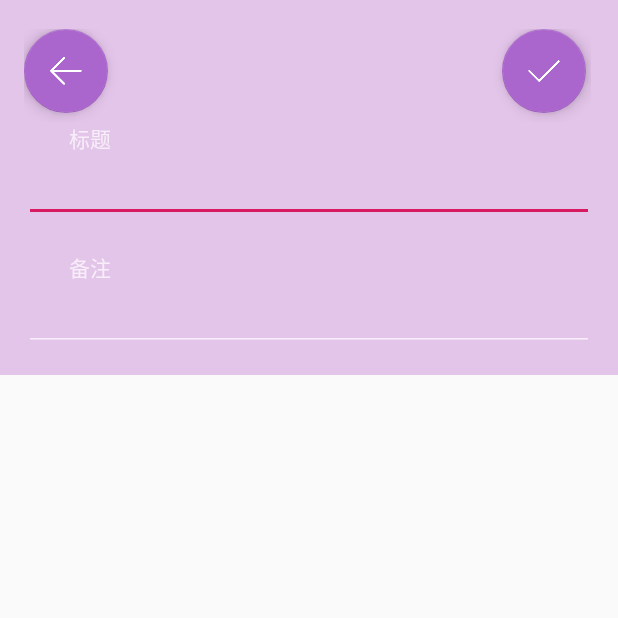
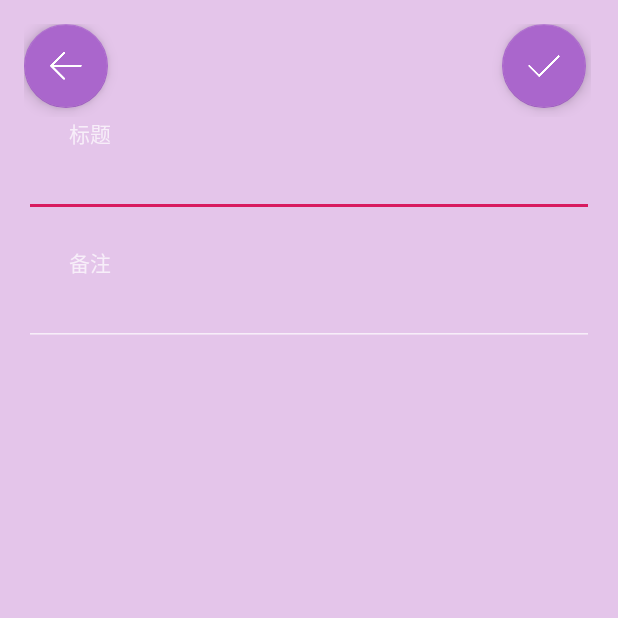
Before and after one commit to Uzumaki1010/iTime, an Android app: the AddNewActivity screen opened directly, with no data from a screen before it, on a phone screen of 412 x 824 dp, the top half of it. Run offline under Robolectric (Android 15) with nearby library versions, the phone set to English and light mode, and no system bars.

Commit message:
更新了一下AddNewActivity的页面

```diff
--- a/app/src/main/res/layout/activity_add_new.xml
+++ b/app/src/main/res/layout/activity_add_new.xml
@@ -2,8 +2,9 @@
 
 <LinearLayout xmlns:android="http://schemas.android.com/apk/res/android"
     xmlns:app="http://schemas.android.com/apk/res-auto"
+    xmlns:tools="http://schemas.android.com/tools"
     android:layout_width="match_parent"
-    android:layout_height="250dp"
+    android:layout_height="match_parent"
     android:background="@color/colorPrimary"
     android:gravity="bottom"
     android:orientation="vertical"
@@ -74,4 +75,16 @@
         android:ems="10"
         android:inputType="textPersonName" />
 
+    <androidx.constraintlayout.widget.ConstraintLayout
+        android:layout_width="match_parent"
+        android:layout_height="match_parent">
+
+        <ListView
+            android:id="@+id/list_view_menu"
+            android:layout_width="377dp"
+            android:layout_height="488dp"
+            app:layout_constraintBottom_toBottomOf="parent"
+            app:layout_constraintEnd_toEndOf="parent" />
+    </androidx.constraintlayout.widget.ConstraintLayout>
+
 </LinearLayout>
```
